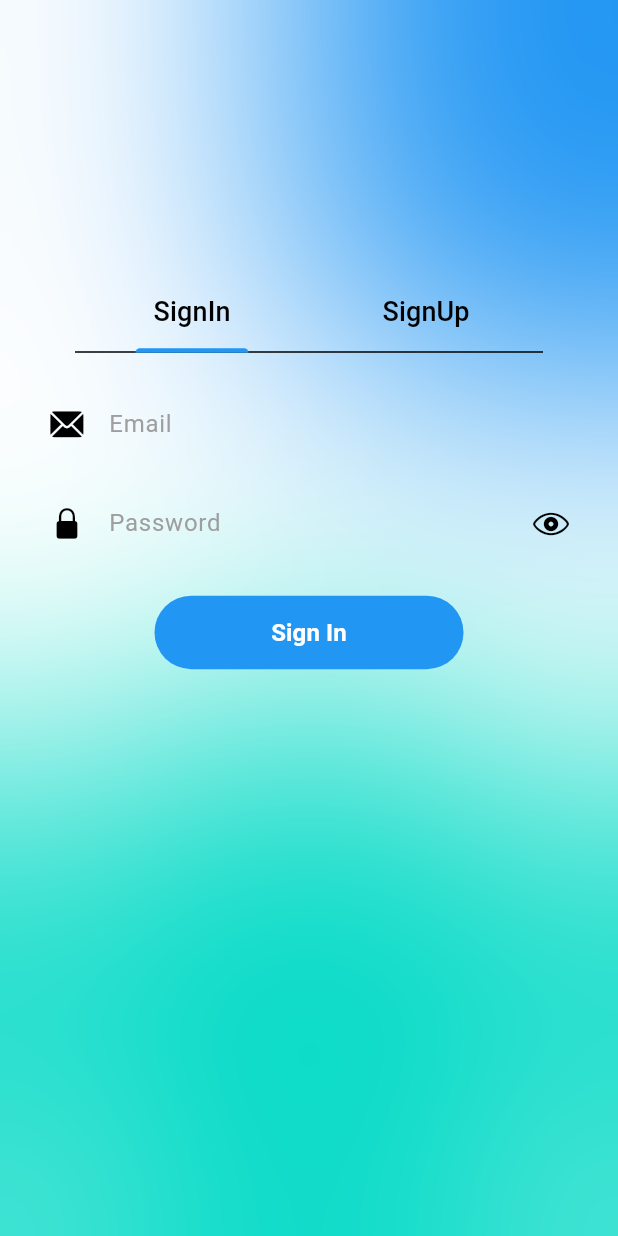
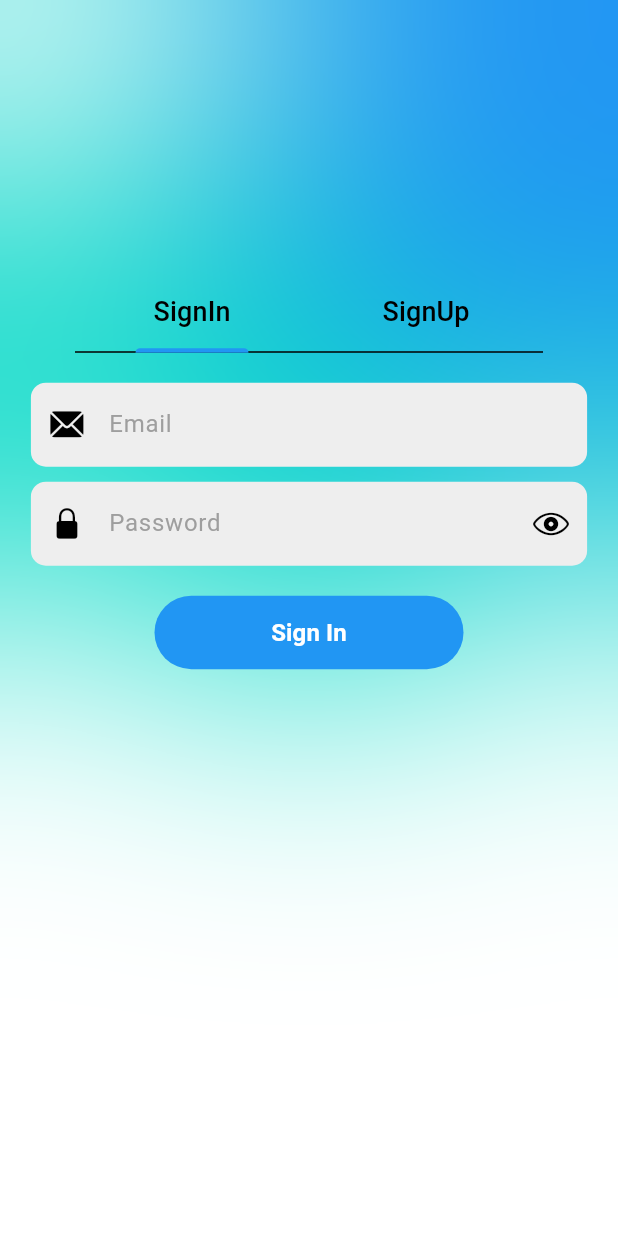
Before and after one commit to prateekthakur272/pizza_story, a Flutter app: the screen it shows after launch, on a phone screen of 412 x 824 dp. Run offline on Flutter 3.47's test engine with Material 3 defaults, Android fonts, the light colour scheme and no system bars; our stand-ins replace bloc, cloud_firestore, equatable, firebase_auth, firebase_core, flutter_bloc and 1 more; accounts and stored records are empty.

Commit message:
bug fixes

```diff
--- a/lib/screens/auth/views/welcome_screen.dart
+++ b/lib/screens/auth/views/welcome_screen.dart
@@ -1,7 +1,6 @@
 import 'dart:ui';
 
 import 'package:flutter/material.dart';
-import 'package:flutter/widgets.dart';
 import 'package:pizza_story/screens/auth/views/sign_in_screen.dart';
 import 'package:pizza_story/screens/auth/views/sign_up_screen.dart';
 
@@ -30,7 +29,7 @@ class _WelcomeScreenState extends State<WelcomeScreen>
           child: Stack(
             children: [
               Align(
-                alignment: const AlignmentDirectional(20, 1.2),
+                alignment: const AlignmentDirectional(20, -0.8),
                 child: Container(
                   height: MediaQuery.of(context).size.width,
                   width: MediaQuery.of(context).size.width,
--- a/lib/widgets/custom_text_field.dart
+++ b/lib/widgets/custom_text_field.dart
@@ -48,7 +48,12 @@ class CustomTextField extends StatelessWidget {
           borderRadius: BorderRadius.circular(20),
           borderSide: BorderSide(color: Theme.of(context).colorScheme.secondary)
         ),
-        fillColor: Colors.grey.shade100,
+        errorBorder: OutlineInputBorder(
+          borderRadius: BorderRadius.circular(20),
+          borderSide: BorderSide(color: Colors.red.shade400)
+        ),
+        filled: true,
+        fillColor: Colors.grey.shade200,
         hintText: hintText,
         hintStyle: TextStyle(color: Colors.grey.shade500),
         errorText: errorMessage,
```
